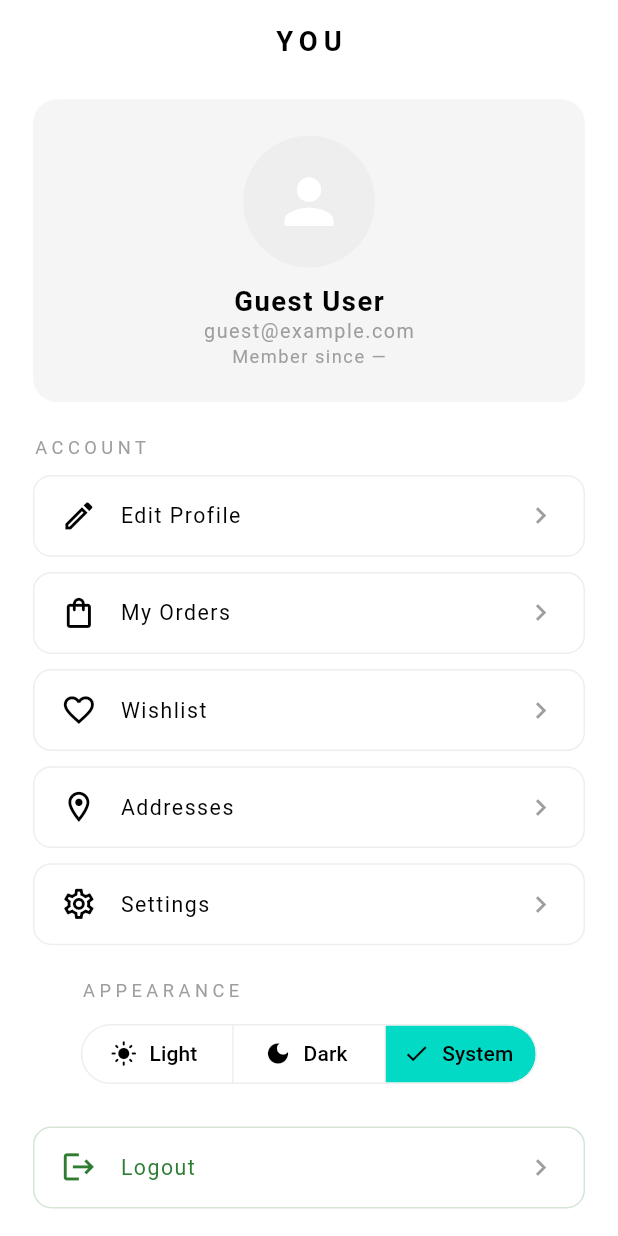
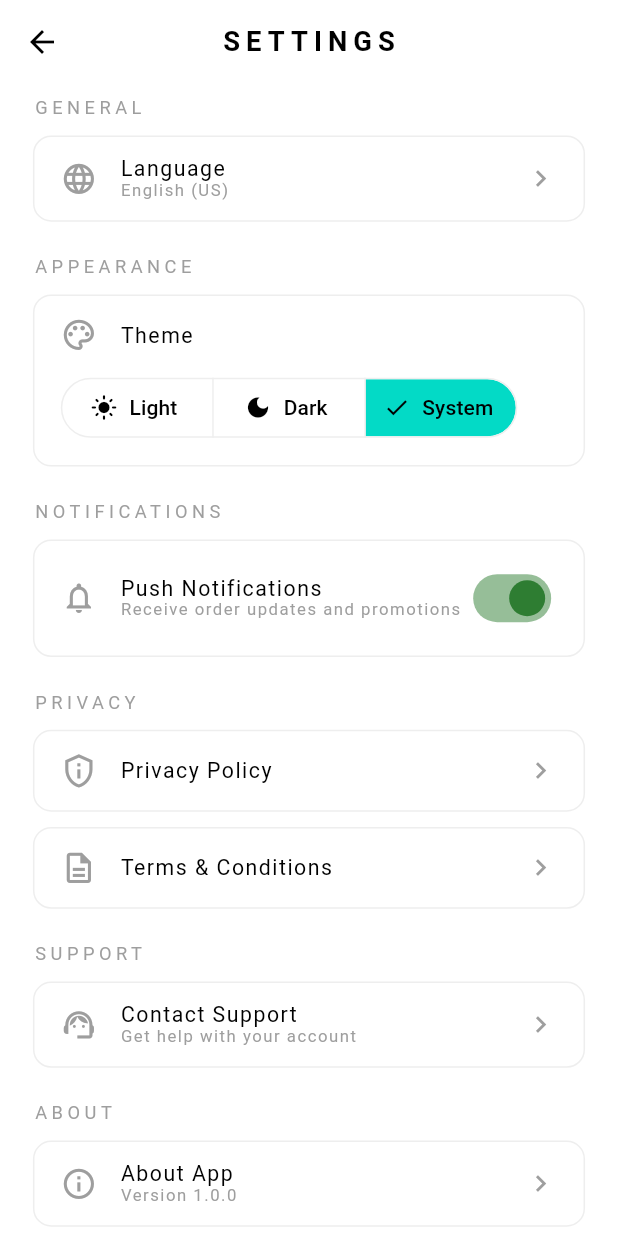
Before and after one commit to youssifmostafa798-art/MaxFashion, a Flutter app: the ProfilePage screen opened directly, after a tap on "Settings", on a phone screen of 412 x 824 dp. Run offline on Flutter 3.47's test engine with Material 3 defaults, Android fonts, the phone set to English and light mode, and no system bars; our stand-ins replace flutter_credit_card, flutter_riverpod, flutter_screenutil, flutter_svg, ionicons, shared_preferences; missing offline and left inert: flutter_gap; accounts and stored records are empty; Roboto replaces fonts that are missing (Tenor_Sans).

Commit message:
feat: add settings page with theme selection, notifications, and user preferences management

```diff
--- a/lib/features/profile/presentation/pages/profile_page.dart
+++ b/lib/features/profile/presentation/pages/profile_page.dart
@@ -2,7 +2,6 @@ import 'package:flutter/material.dart';
 import 'package:flutter_riverpod/flutter_riverpod.dart';
 import 'package:flutter_screenutil/flutter_screenutil.dart';
 
-import 'package:max/core/theme/theme_provider.dart';
 import 'package:max/core/router/app_router.dart';
 import 'package:max/core/widgets/custem_text.dart';
 import 'package:max/data/models/user_model.dart';
@@ -13,6 +12,7 @@ import 'package:max/data/providers/wishlist_provider.dart';
 import 'package:max/features/orders/presentation/pages/orders_page.dart';
 import 'package:max/features/profile/presentation/pages/addresses_page.dart';
 import 'package:max/features/profile/presentation/widgets/profile_menu_item.dart';
+import 'package:max/features/settings/presentation/pages/settings_page.dart';
 import 'package:max/features/wishlist/presentation/pages/wishlist_page.dart';
 
 class ProfilePage extends ConsumerWidget {
@@ -46,10 +46,6 @@ class ProfilePage extends ConsumerWidget {
             _ProfileHeader(user: user),
             SizedBox(height: 24.h),
             const _MenuSection(),
-            SizedBox(height: 24.h),
-            const _AppearanceSection(),
-            SizedBox(height: 24.h),
-            _LogoutButton(ref: ref),
             SizedBox(height: 30.h),
           ],
         ),
@@ -216,78 +212,14 @@ class _MenuSection extends ConsumerWidget {
         ProfileMenuItem(
           icon: Icons.settings_outlined,
           title: 'Settings',
-          onTap: () {},
-        ),
-      ],
-    );
-  }
-}
-
-class _AppearanceSection extends ConsumerWidget {
-  const _AppearanceSection();
-
-  @override
-  Widget build(BuildContext context, WidgetRef ref) {
-    final themeMode = ref.watch(themeProvider);
-    final colorScheme = Theme.of(context).colorScheme;
-
-    return Column(
-      crossAxisAlignment: CrossAxisAlignment.start,
-      children: [
-        CustemText(
-          text: 'APPEARANCE',
-          size: 12,
-          color: colorScheme.onSurfaceVariant,
-          spacing: 3,
-        ),
-        SizedBox(height: 12.h),
-        SegmentedButton<ThemeMode>(
-          segments: const [
-            ButtonSegment<ThemeMode>(
-              value: ThemeMode.light,
-              label: Text('Light'),
-              icon: Icon(Icons.light_mode),
-            ),
-            ButtonSegment<ThemeMode>(
-              value: ThemeMode.dark,
-              label: Text('Dark'),
-              icon: Icon(Icons.dark_mode),
-            ),
-            ButtonSegment<ThemeMode>(
-              value: ThemeMode.system,
-              label: Text('System'),
-              icon: Icon(Icons.settings_brightness),
-            ),
-          ],
-          selected: {themeMode},
-          onSelectionChanged: (Set<ThemeMode> selected) {
-            ref.read(themeProvider.notifier).setThemeMode(selected.first);
+          onTap: () {
+            Navigator.push(
+              context,
+              MaterialPageRoute(builder: (_) => const SettingsPage()),
+            );
           },
         ),
       ],
     );
   }
 }
-
-class _LogoutButton extends StatelessWidget {
-  const _LogoutButton({required this.ref});
-  final WidgetRef ref;
-
-  @override
-  Widget build(BuildContext context) {
-    return ProfileMenuItem(
-      icon: Icons.logout,
-      title: 'Logout',
-      isDestructive: true,
-      onTap: () async {
-        await ref.read(authStateProvider.notifier).logout();
-        if (context.mounted) {
-          Navigator.of(context).pushNamedAndRemoveUntil(
-            AppRouter.auth,
-            (route) => false,
-          );
-        }
-      },
-    );
-  }
-}
--- /dev/null
+++ b/lib/features/settings/presentation/pages/settings_page.dart
@@ -0,0 +1,228 @@
+import 'package:flutter/material.dart';
+import 'package:flutter_riverpod/flutter_riverpod.dart';
+import 'package:flutter_screenutil/flutter_screenutil.dart';
+
+import 'package:max/core/router/app_router.dart';
+import 'package:max/core/theme/app_colors.dart';
+import 'package:max/core/theme/theme_provider.dart';
+import 'package:max/core/widgets/custem_text.dart';
+import 'package:max/data/providers/auth_provider.dart';
+import 'package:max/features/settings/presentation/widgets/settings_section.dart';
+import 'package:max/features/settings/presentation/widgets/settings_tile.dart';
+
+final notificationsEnabledProvider = StateProvider<bool>((ref) => true);
+
+class SettingsPage extends ConsumerWidget {
+  const SettingsPage({super.key});
+
+  @override
+  Widget build(BuildContext context, WidgetRef ref) {
+    final colorScheme = Theme.of(context).colorScheme;
+    final themeMode = ref.watch(themeProvider);
+    final notificationsEnabled = ref.watch(notificationsEnabledProvider);
+
+    return Scaffold(
+      backgroundColor: colorScheme.surface,
+      appBar: AppBar(
+        backgroundColor: colorScheme.surface,
+        elevation: 0,
+        centerTitle: true,
+        leading: IconButton(
+          icon: Icon(Icons.arrow_back, color: colorScheme.onSurface),
+          onPressed: () => Navigator.pop(context),
+        ),
+        title: CustemText(
+          text: 'SETTINGS',
+          size: 18,
+          color: colorScheme.onSurface,
+          spacing: 4,
+          weight: FontWeight.bold,
+        ),
+      ),
+      body: SingleChildScrollView(
+        padding: EdgeInsets.symmetric(horizontal: 20.w, vertical: 10.h),
+        child: Column(
+          children: [
+            SettingsSection(
+              title: 'GENERAL',
+              children: [
+                SettingsTile(
+                  icon: Icons.language_outlined,
+                  title: 'Language',
+                  subtitle: 'English (US)',
+                  onTap: () {
+                    ScaffoldMessenger.of(context).showSnackBar(
+                      const SnackBar(content: Text('Language selection coming soon')),
+                    );
+                  },
+                ),
+              ],
+            ),
+            SizedBox(height: 24.h),
+            SettingsSection(
+              title: 'APPEARANCE',
+              children: [
+                _ThemeSelector(themeMode: themeMode, ref: ref),
+              ],
+            ),
+            SizedBox(height: 24.h),
+            SettingsSection(
+              title: 'NOTIFICATIONS',
+              children: [
+                SettingsTileSwitch(
+                  icon: Icons.notifications_outlined,
+                  title: 'Push Notifications',
+                  subtitle: 'Receive order updates and promotions',
+                  value: notificationsEnabled,
+                  onChanged: (value) {
+                    ref.read(notificationsEnabledProvider.notifier).state = value;
+                  },
+                ),
+              ],
+            ),
+            SizedBox(height: 24.h),
+            SettingsSection(
+              title: 'PRIVACY',
+              children: [
+                SettingsTile(
+                  icon: Icons.privacy_tip_outlined,
+                  title: 'Privacy Policy',
+                  onTap: () => _showPlaceholder(context, 'Privacy Policy'),
+                ),
+                SettingsTile(
+                  icon: Icons.description_outlined,
+                  title: 'Terms & Conditions',
+                  onTap: () => _showPlaceholder(context, 'Terms & Conditions'),
+                ),
+              ],
+            ),
+            SizedBox(height: 24.h),
+            SettingsSection(
+              title: 'SUPPORT',
+              children: [
+                SettingsTile(
+                  icon: Icons.support_agent_outlined,
+                  title: 'Contact Support',
+                  subtitle: 'Get help with your account',
+                  onTap: () => _showPlaceholder(context, 'Contact Support'),
+                ),
+              ],
+            ),
+            SizedBox(height: 24.h),
+            SettingsSection(
+              title: 'ABOUT',
+              children: [
+                SettingsTile(
+                  icon: Icons.info_outline,
+                  title: 'About App',
+                  subtitle: 'Version 1.0.0',
+                  onTap: () => _showAboutDialog(context),
+                ),
+                SettingsTile(
+                  icon: Icons.logout,
+                  title: 'Logout',
+                  isDestructive: true,
+                  onTap: () => _handleLogout(context, ref),
+                ),
+              ],
+            ),
+            SizedBox(height: 30.h),
+          ],
+        ),
+      ),
+    );
+  }
+
+  void _showPlaceholder(BuildContext context, String title) {
+    ScaffoldMessenger.of(context).showSnackBar(
+      SnackBar(content: Text('$title coming soon')),
+    );
+  }
+
+  void _showAboutDialog(BuildContext context) {
+    showAboutDialog(
+      context: context,
+      applicationName: 'MaxFashion',
+      applicationVersion: '1.0.0',
+      applicationIcon: Icon(
+        Icons.checkroom,
+        size: 40.w,
+        color: AppColors.accent,
+      ),
+      children: [
+        const Text('Your premium fashion destination.'),
+      ],
+    );
+  }
+
+  Future<void> _handleLogout(BuildContext context, WidgetRef ref) async {
+    await ref.read(authStateProvider.notifier).logout();
+    if (context.mounted) {
+      Navigator.of(context).pushNamedAndRemoveUntil(
+        AppRouter.auth,
+        (route) => false,
+      );
+    }
+  }
+}
+
+class _ThemeSelector extends StatelessWidget {
+  const _ThemeSelector({required this.themeMode, required this.ref});
+  final ThemeMode themeMode;
+  final WidgetRef ref;
+
+  @override
+  Widget build(BuildContext context) {
+    final colorScheme = Theme.of(context).colorScheme;
+
+    return Container(
+      padding: EdgeInsets.symmetric(horizontal: 16.w, vertical: 14.h),
+      decoration: BoxDecoration(
+        color: colorScheme.surface,
+        borderRadius: BorderRadius.circular(12.r),
+        border: Border.all(color: colorScheme.outline),
+      ),
+      child: Column(
+        crossAxisAlignment: CrossAxisAlignment.start,
+        children: [
+          Row(
+            children: [
+              Icon(Icons.palette_outlined,
+                  color: colorScheme.onSurfaceVariant, size: 22.w),
+              SizedBox(width: 14.w),
+              CustemText(
+                text: 'Theme',
+                size: 14,
+                color: colorScheme.onSurface,
+              ),
+            ],
+          ),
+          SizedBox(height: 12.h),
+          SegmentedButton<ThemeMode>(
+            segments: const [
+              ButtonSegment<ThemeMode>(
+                value: ThemeMode.light,
+                label: Text('Light'),
+                icon: Icon(Icons.light_mode),
+              ),
+              ButtonSegment<ThemeMode>(
+                value: ThemeMode.dark,
+                label: Text('Dark'),
+                icon: Icon(Icons.dark_mode),
+              ),
+              ButtonSegment<ThemeMode>(
+                value: ThemeMode.system,
+                label: Text('System'),
+                icon: Icon(Icons.settings_brightness),
+              ),
+            ],
+            selected: {themeMode},
+            onSelectionChanged: (Set<ThemeMode> selected) {
+              ref.read(themeProvider.notifier).setThemeMode(selected.first);
+            },
+          ),
+        ],
+      ),
+    );
+  }
+}
--- /dev/null
+++ b/lib/features/settings/presentation/widgets/settings_section.dart
@@ -0,0 +1,47 @@
+import 'package:flutter/material.dart';
+import 'package:flutter_screenutil/flutter_screenutil.dart';
+import 'package:max/core/widgets/custem_text.dart';
+
+class SettingsSection extends StatelessWidget {
+  const SettingsSection({
+    super.key,
+    required this.title,
+    required this.children,
+  });
+
+  final String title;
+  final List<Widget> children;
+
+  @override
+  Widget build(BuildContext context) {
+    final colorScheme = Theme.of(context).colorScheme;
+
+    return Column(
+      crossAxisAlignment: CrossAxisAlignment.start,
+      children: [
+        CustemText(
+          text: title,
+          size: 12,
+          color: colorScheme.onSurfaceVariant,
+          spacing: 3,
+        ),
+        SizedBox(height: 12.h),
+        ...children.intersperse(SizedBox(height: 10.h)),
+      ],
+    );
+  }
+}
+
+extension _ListExtensions<T> on List<T> {
+  List<T> intersperse(T separator) {
+    if (length <= 1) return this;
+    final result = <T>[];
+    for (var i = 0; i < length; i++) {
+      result.add(this[i]);
+      if (i < length - 1) {
+        result.add(separator);
+      }
+    }
+    return result;
+  }
+}
--- /dev/null
+++ b/lib/features/settings/presentation/widgets/settings_tile.dart
@@ -0,0 +1,144 @@
+import 'package:flutter/material.dart';
+import 'package:flutter_screenutil/flutter_screenutil.dart';
+import 'package:max/core/theme/app_colors.dart';
+import 'package:max/core/widgets/custem_text.dart';
+
+class SettingsTile extends StatelessWidget {
+  const SettingsTile({
+    super.key,
+    required this.icon,
+    required this.title,
+    this.subtitle,
+    this.trailing,
+    this.isDestructive = false,
+    this.onTap,
+  });
+
+  final IconData icon;
+  final String title;
+  final String? subtitle;
+  final Widget? trailing;
+  final bool isDestructive;
+  final VoidCallback? onTap;
+
+  @override
+  Widget build(BuildContext context) {
+    final colorScheme = Theme.of(context).colorScheme;
+
+    final Color iconColor =
+        isDestructive ? AppColors.accent : colorScheme.onSurfaceVariant;
+    final Color textColor =
+        isDestructive ? AppColors.accent : colorScheme.onSurface;
+
+    return GestureDetector(
+      onTap: onTap,
+      child: Container(
+        padding: EdgeInsets.symmetric(horizontal: 16.w, vertical: 14.h),
+        decoration: BoxDecoration(
+          color: colorScheme.surface,
+          borderRadius: BorderRadius.circular(12.r),
+          border: Border.all(
+            color: isDestructive
+                ? AppColors.accent.withValues(alpha: 0.2)
+                : colorScheme.outline,
+          ),
+        ),
+        child: Row(
+          children: [
+            Icon(icon, color: iconColor, size: 22.w),
+            SizedBox(width: 14.w),
+            Expanded(
+              child: Column(
+                crossAxisAlignment: CrossAxisAlignment.start,
+                children: [
+                  CustemText(
+                    text: title,
+                    size: 14,
+                    color: textColor,
+                  ),
+                  if (subtitle != null) ...[
+                    SizedBox(height: 2.h),
+                    CustemText(
+                      text: subtitle!,
+                      size: 11,
+                      color: colorScheme.onSurfaceVariant,
+                    ),
+                  ],
+                ],
+              ),
+            ),
+            ?trailing,
+            if (trailing == null && onTap != null)
+              Icon(
+                Icons.chevron_right,
+                color: colorScheme.onSurfaceVariant,
+                size: 20.w,
+              ),
+          ],
+        ),
+      ),
+    );
+  }
+}
+
+class SettingsTileSwitch extends StatelessWidget {
+  const SettingsTileSwitch({
+    super.key,
+    required this.icon,
+    required this.title,
+    this.subtitle,
+    required this.value,
+    required this.onChanged,
+  });
+
+  final IconData icon;
+  final String title;
+  final String? subtitle;
+  final bool value;
+  final ValueChanged<bool> onChanged;
+
+  @override
+  Widget build(BuildContext context) {
+    final colorScheme = Theme.of(context).colorScheme;
+
+    return Container(
+      padding: EdgeInsets.symmetric(horizontal: 16.w, vertical: 14.h),
+      decoration: BoxDecoration(
+        color: colorScheme.surface,
+        borderRadius: BorderRadius.circular(12.r),
+        border: Border.all(color: colorScheme.outline),
+      ),
+      child: Row(
+        children: [
+          Icon(icon, color: colorScheme.onSurfaceVariant, size: 22.w),
+          SizedBox(width: 14.w),
+          Expanded(
+            child: Column(
+              crossAxisAlignment: CrossAxisAlignment.start,
+              children: [
+                CustemText(
+                  text: title,
+                  size: 14,
+                  color: colorScheme.onSurface,
+                ),
+                if (subtitle != null) ...[
+                  SizedBox(height: 2.h),
+                  CustemText(
+                    text: subtitle!,
+                    size: 11,
+                    color: colorScheme.onSurfaceVariant,
+                  ),
+                ],
+              ],
+            ),
+          ),
+          Switch(
+            value: value,
+            onChanged: onChanged,
+            activeThumbColor: AppColors.accent,
+          ),
+        ],
+      ),
+    );
+  }
+}
```
